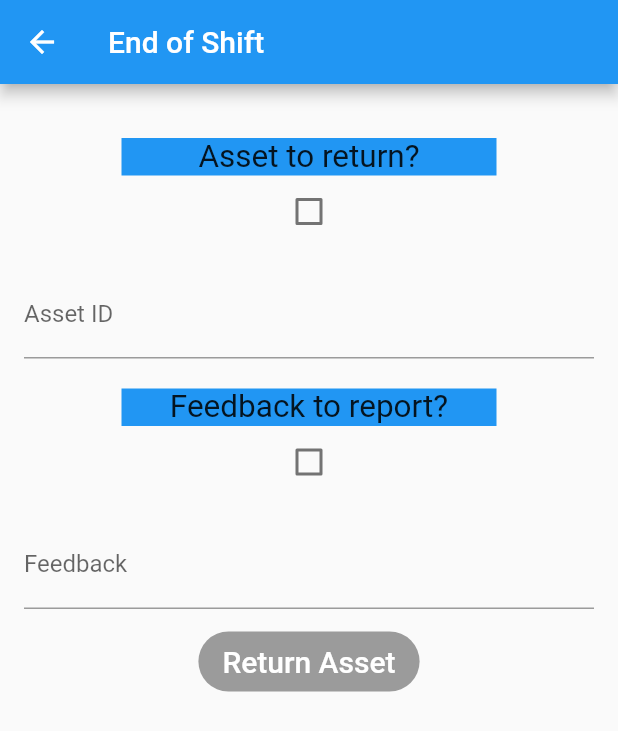
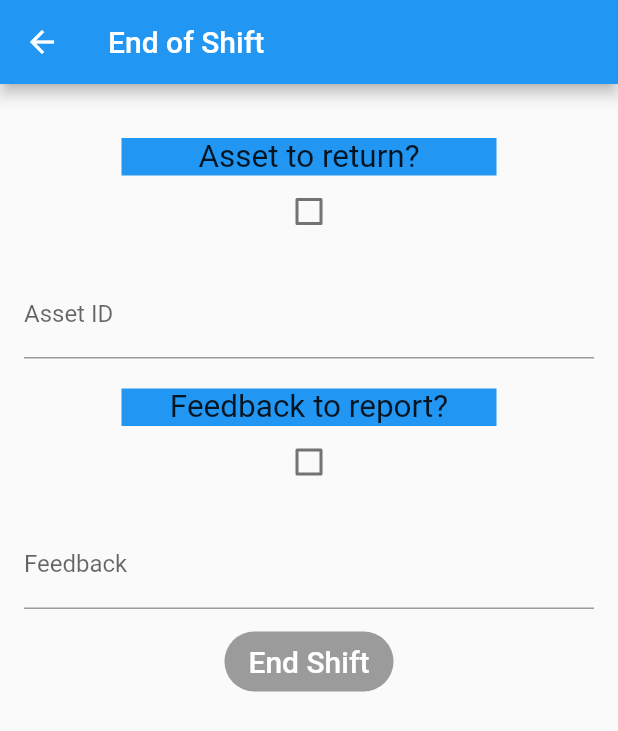
Before and after one commit to cos301-2019-se/ERP-Ranger-Mobile-Application, a Flutter app: the EndOfShiftScreen screen opened directly, on a phone screen of 412 x 824 dp. Shown: the top 731 px of the screen. Run offline on Flutter 3.47's test engine with Material 2 defaults, Android fonts, the phone set to English and light mode, and no system bars.

Commit message:
EndShift&Feedback screen V1.1
A small labeling error was noticed just before submitting the screen to feedback.

```diff
--- a/erp_ranger_app/lib/screens/endShift.dart
+++ b/erp_ranger_app/lib/screens/endShift.dart
@@ -156,7 +156,7 @@ class EndOfShift extends State<EndOfShiftScreen> {
           ),
           color: Colors.blue,
           child: Text(
-            'Return Asset', style: TextStyle(
+            'End Shift', style: TextStyle(
               fontSize: 20.0,
               color: Colors.white
           ),
```
